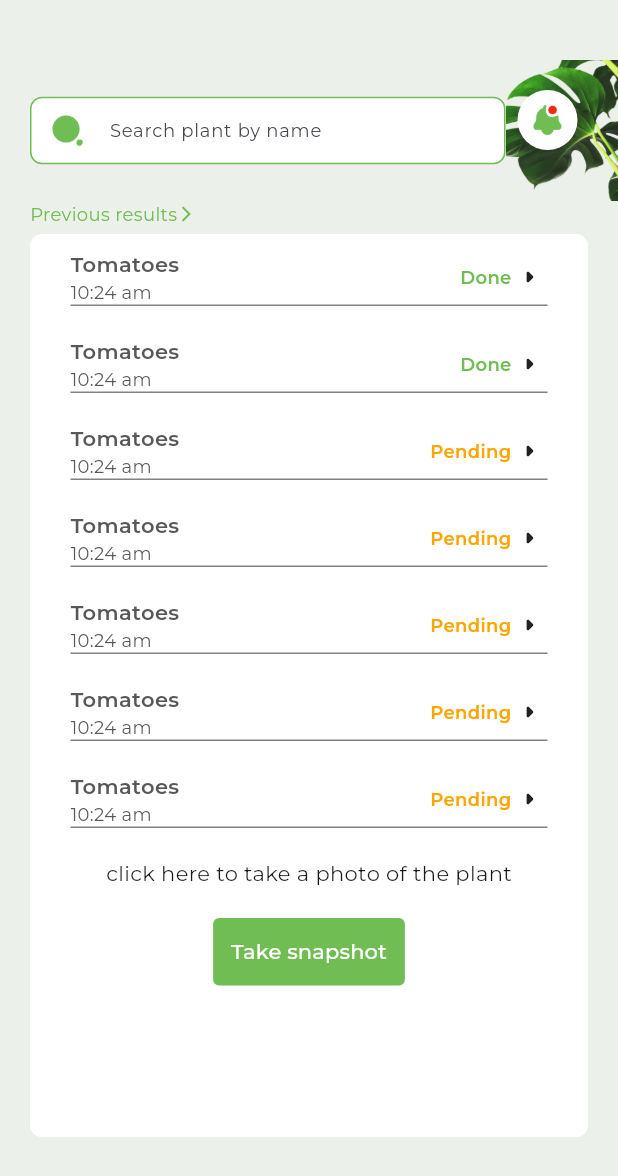
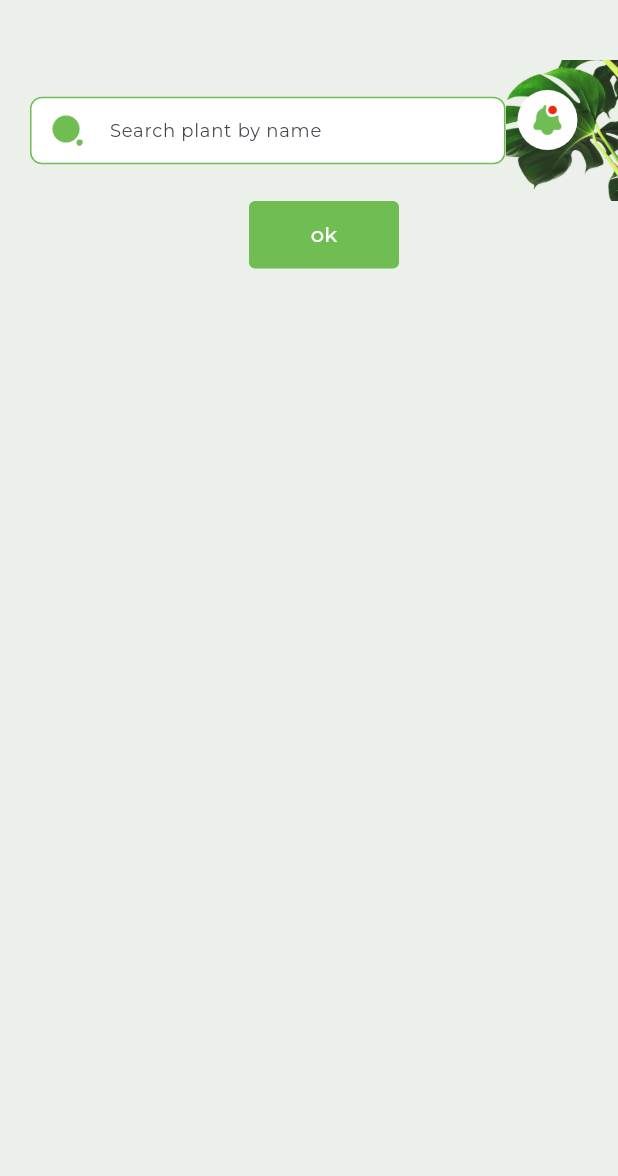
Before and after one commit to titicodes/agropro, a Flutter app: the CameraScreen screen opened directly, on a phone screen of 412 x 824 dp. Shown: the top 1176 px of the screen. Run offline on Flutter 3.47's test engine with Material 3 defaults, Android fonts, the phone set to English and light mode, and no system bars; our stand-ins replace dio, firebase_core, flutter_screenutil, flutter_spinkit, gap, get_it and 4 more; missing offline and left inert: flutter_shimmer; accounts and stored records are empty.

Commit message:
result_dialog_ui

```diff
--- a/lib/main.dart
+++ b/lib/main.dart
@@ -49,7 +49,7 @@ class MyApp extends StatelessWidget {
       title: AppStrings.appName,
       theme: ThemeData(primarySwatch: Colors.blue),
 
-      home:  PlantIdentified2(),
+      home:  CameraScreen(),
     );
   }
 }
--- a/lib/pages/base/search/camera.dart
+++ b/lib/pages/base/search/camera.dart
@@ -1,5 +1,3 @@
-import 'package:agropro/pages/base/search/camera.dart';
-import 'package:agropro/pages/base/search/search.dart';
 import 'package:agropro/pages/base/search/search_vm.dart';
 import 'package:agropro/utils/app_buttons.dart';
 import 'package:agropro/utils/app_color.dart';
@@ -98,111 +96,56 @@ class CameraScreen extends StatelessWidget {
                           ),
                         ],
                       ),
-                  Row(
+                      Center(
+                        child: AppButton(
+                          title: 'ok',
+                          onPressed: () {
+                            showDialog(
+                                context: context,
+                                builder: (context) => AlertDialog(
+                                      titlePadding:
+                                          const EdgeInsets.symmetric(horizontal: 2),
+                                          shape: RoundedRectangleBorder(
+                    borderRadius: BorderRadius.circular(8.0)),
+                    insetPadding: const EdgeInsets.symmetric(horizontal: 10),
+
+                                      title: Container(
+                                          decoration: BoxDecoration(
+                                              borderRadius:
+                                                  BorderRadius.circular(8)),
+                                          child: Padding(
+                                            padding: const EdgeInsets.symmetric(
+                                                horizontal: 15),
+                                            child: Column(children: [
+                                              const Gap(20),
+                                              Row(mainAxisAlignment: MainAxisAlignment.spaceBetween,
                                                 children: [
-                      InkWell(
-                        onTap: () {
-                          showResults = true;
-                        },
-                        child: const AppText(
-                          'Previous results',
+                                                  const AppText(
+                                                    'Complete identification',
                                                     size: 12,
-                          color: AppColor.green,
-                        ),
-                      ),
-                      const Icon(
-                        Icons.arrow_forward_ios,
-                        size: 12,
-                        color: AppColor.green,
+                                                    isBold: true,
                                                   ),
                                                 ],
                                               ),
-                  const Gap(5),
-                  Padding(
-                      padding: const EdgeInsets.only(right: 20),
-                      child: Container(
-                        decoration: BoxDecoration(
-                            borderRadius: BorderRadius.circular(8),
-                            color: AppColor.white),
-                        height: 602,
-                        width: MediaQuery.of(context).size.width,
-                        child: Column(
-                          children: [
-                            Column(
-                              children: List.generate(
-                                7,
-                                (index) => Padding(
-                                    padding: const EdgeInsets.symmetric(
-                                        horizontal: 27, vertical: 10),
-                                    child: Container(
-                                      decoration: const BoxDecoration(
-                                        border: Border(
-                                            bottom: BorderSide(
-                                                color: AppColor.grey)),
+                                              const Gap(10),
+                                              Container(height: 145, width: 300,child: Image.asset(AppImages.plantrect, fit: BoxFit.cover,)),
+                                              Gap(15),
+                                              const AppText(
+                                                'Please wait for a few minute after submission for the\nresults', size: 11,
+                                                 align: TextAlign.center,
                                               ),
-                                      child: Row(
-                                        mainAxisAlignment:
-                                            MainAxisAlignment.spaceBetween,
-                                        children: [
-                                          const Column(
-                                            crossAxisAlignment:
-                                                CrossAxisAlignment.start,
-                                            children: [
-                                              AppText(
-                                                'Tomatoes',
-                                                size: 14,
-                                                weight: FontWeight.w600,
-                                                color: AppColor.textColor,
-                                              ),
-                                              AppText(
-                                                '10:24 am',
-                                                color: AppColor.textColor,
-                                                size: 12,
-                                              )
-                                            ],
-                                          ),
-                                          InkWell(
-                                            onTap: () {},
-                                            child: Row(
-                                              children: [
-                                                AppText(
-                                                  status[index],
-                                                  color: statusColor[index],
-                                                  weight: FontWeight.w600,
-                                                  size: 12,
-                                                ),
-                                                const Icon(
-                                                  Icons.arrow_right_rounded,
-                                                  size: 24,
-                                                )
-                                              ],
+                                              const Gap(20),
+                                              AppButton(title: 'Identify', onPressed: (){}, width: 205,),
+                                              const Gap(20),
+                                              InkWell(onTap: (){},child: const Row(mainAxisAlignment: MainAxisAlignment.center,children: [AppText('Save and Identify later',size: 12, color: AppColor.green,), Icon(Icons.arrow_forward_ios_rounded, color: AppColor.green,size: 12,)],)), const Gap(20)
+                                            ]),
+                                          )),
+                                    ));
+                          },
+                          width: 100,
                         ),
                       )
-                                        ],
-                                      ),
-                                    )),
-                              ),
-                            ),
-                            const Gap(10),
-                            const AppText(
-                                'click here to take a photo of the plant'),
-                            const Gap(10),
-                            Padding(
-                              padding: const EdgeInsets.symmetric(
-                                  horizontal: 27, vertical: 10),
-                              child: AppButton(
-                                  title: 'Take snapshot',
-                                  onPressed: () {
-                                    navigationService
-                                        .navigateToWidget(Search());
-                                  }),
-                            )
-                          ],
-                        ),
-                      ))
-                ],
-              ),
-            ),
+                    ])),
           ),
         ),
       ),
```
Also changed, not shown: lib/pages/base/search/plant_identified2.dart (+19 -9 lines). Lines whose indentation alone changed are shown as unchanged.
